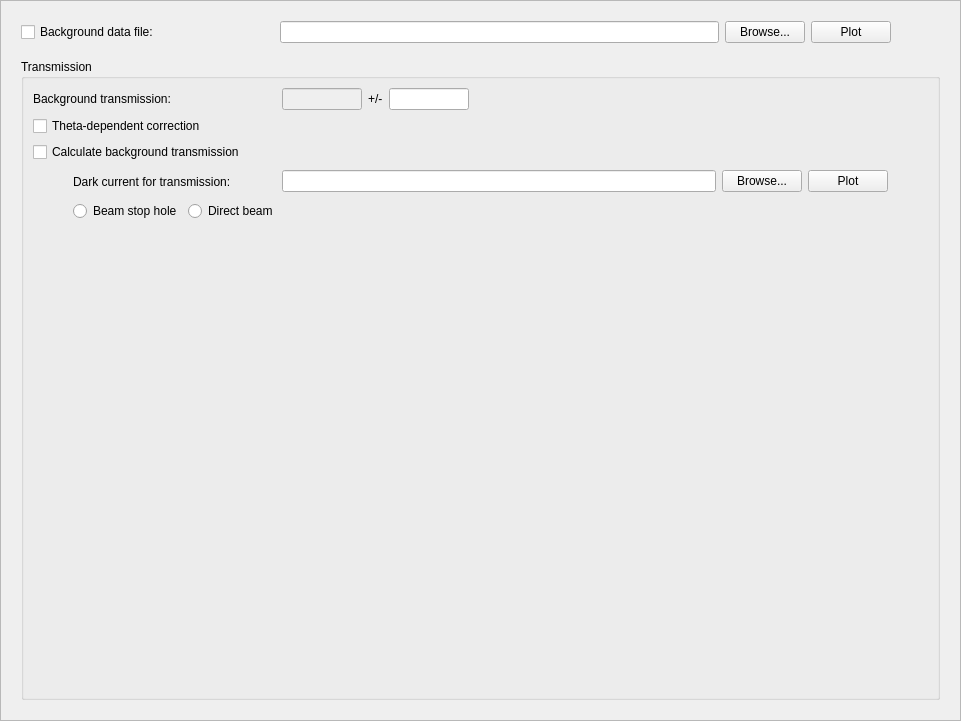
Before: the Qt Designer form Code/Mantid/scripts/Interface/ui/sans/eqsans_background.ui in mantidproject/mantid, drawn with Qt 5.
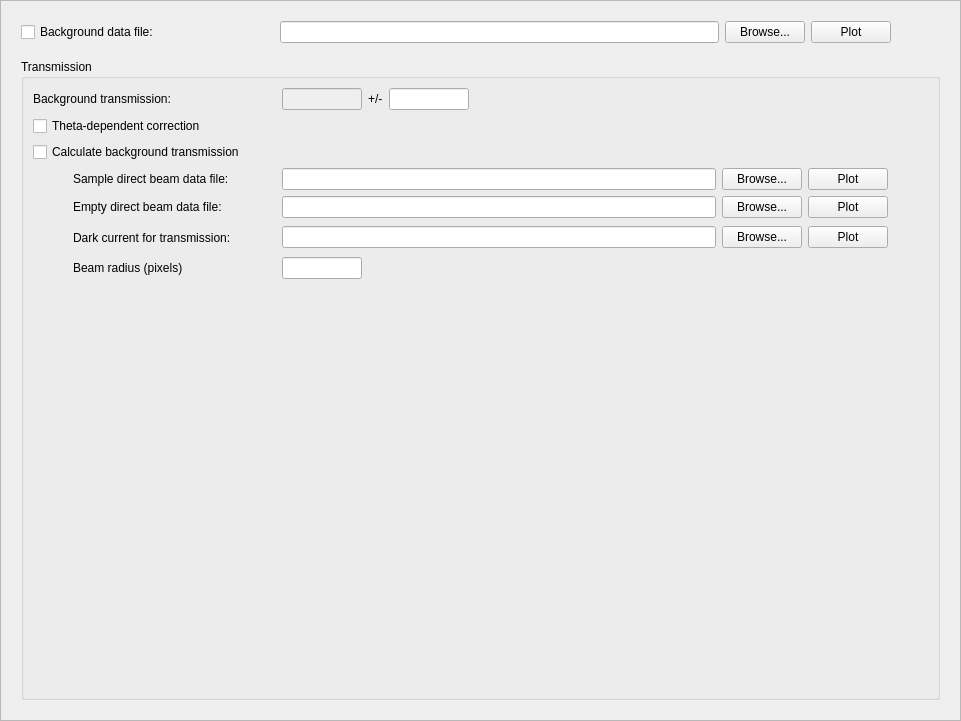
After: the same form once the commit is applied.

Commit message: got rid of beam stop transmission method. Fixes #3294

The edit to the form file:
```diff
--- a/Code/Mantid/scripts/Interface/ui/sans/eqsans_background.ui
+++ b/Code/Mantid/scripts/Interface/ui/sans/eqsans_background.ui
@@ -343,6 +343,188 @@
             </property>
            </widget>
           </item>
+          <item>
+           <layout class="QHBoxLayout" name="horizontalLayout_5">
+            <item>
+             <spacer name="horizontalSpacer_3">
+              <property name="orientation">
+               <enum>Qt::Horizontal</enum>
+              </property>
+              <property name="sizeType">
+               <enum>QSizePolicy::Fixed</enum>
+              </property>
+              <property name="sizeHint" stdset="0">
+               <size>
+                <width>40</width>
+                <height>20</height>
+               </size>
+              </property>
+             </spacer>
+            </item>
+            <item>
+             <widget class="QLabel" name="sample_label">
+              <property name="minimumSize">
+               <size>
+                <width>203</width>
+                <height>0</height>
+               </size>
+              </property>
+              <property name="maximumSize">
+               <size>
+                <width>203</width>
+                <height>16777215</height>
+               </size>
+              </property>
+              <property name="text">
+               <string>Sample direct beam data file:</string>
+              </property>
+             </widget>
+            </item>
+            <item>
+             <widget class="QLineEdit" name="sample_edit">
+              <property name="minimumSize">
+               <size>
+                <width>300</width>
+                <height>0</height>
+               </size>
+              </property>
+             </widget>
+            </item>
+            <item>
+             <widget class="QPushButton" name="sample_button">
+              <property name="sizePolicy">
+               <sizepolicy hsizetype="Fixed" vsizetype="Fixed">
+                <horstretch>0</horstretch>
+                <verstretch>0</verstretch>
+               </sizepolicy>
+              </property>
+              <property name="text">
+               <string>Browse...</string>
+              </property>
+             </widget>
+            </item>
+            <item>
+             <widget class="QPushButton" name="sample_plot_button">
+              <property name="sizePolicy">
+               <sizepolicy hsizetype="Fixed" vsizetype="Fixed">
+                <horstretch>0</horstretch>
+                <verstretch>0</verstretch>
+               </sizepolicy>
+              </property>
+              <property name="text">
+               <string>Plot</string>
+              </property>
+             </widget>
+            </item>
+            <item>
+             <spacer name="horizontalSpacer_11">
+              <property name="orientation">
+               <enum>Qt::Horizontal</enum>
+              </property>
+              <property name="sizeType">
+               <enum>QSizePolicy::Fixed</enum>
+              </property>
+              <property name="sizeHint" stdset="0">
+               <size>
+                <width>40</width>
+                <height>20</height>
+               </size>
+              </property>
+             </spacer>
+            </item>
+           </layout>
+          </item>
+          <item>
+           <layout class="QHBoxLayout" name="horizontalLayout_2">
+            <item>
+             <spacer name="horizontalSpacer_4">
+              <property name="orientation">
+               <enum>Qt::Horizontal</enum>
+              </property>
+              <property name="sizeType">
+               <enum>QSizePolicy::Fixed</enum>
+              </property>
+              <property name="sizeHint" stdset="0">
+               <size>
+                <width>40</width>
+                <height>20</height>
+               </size>
+              </property>
+             </spacer>
+            </item>
+            <item>
+             <widget class="QLabel" name="empty_label">
+              <property name="minimumSize">
+               <size>
+                <width>203</width>
+                <height>0</height>
+               </size>
+              </property>
+              <property name="maximumSize">
+               <size>
+                <width>203</width>
+                <height>16777215</height>
+               </size>
+              </property>
+              <property name="text">
+               <string>Empty direct beam data file:</string>
+              </property>
+             </widget>
+            </item>
+            <item>
+             <widget class="QLineEdit" name="empty_edit">
+              <property name="minimumSize">
+               <size>
+                <width>300</width>
+                <height>0</height>
+               </size>
+              </property>
+             </widget>
+            </item>
+            <item>
+             <widget class="QPushButton" name="empty_button">
+              <property name="sizePolicy">
+               <sizepolicy hsizetype="Fixed" vsizetype="Fixed">
+                <horstretch>0</horstretch>
+                <verstretch>0</verstretch>
+               </sizepolicy>
+              </property>
+              <property name="text">
+               <string>Browse...</string>
+              </property>
+             </widget>
+            </item>
+            <item>
+             <widget class="QPushButton" name="empty_plot_button">
+              <property name="sizePolicy">
+               <sizepolicy hsizetype="Fixed" vsizetype="Fixed">
+                <horstretch>0</horstretch>
+                <verstretch>0</verstretch>
+               </sizepolicy>
+              </property>
+              <property name="text">
+               <string>Plot</string>
+              </property>
+             </widget>
+            </item>
+            <item>
+             <spacer name="horizontalSpacer_12">
+              <property name="orientation">
+               <enum>Qt::Horizontal</enum>
+              </property>
+              <property name="sizeType">
+               <enum>QSizePolicy::Fixed</enum>
+              </property>
+              <property name="sizeHint" stdset="0">
+               <size>
+                <width>40</width>
+                <height>20</height>
+               </size>
+              </property>
+             </spacer>
+            </item>
+           </layout>
+          </item>
           <item>
            <layout class="QHBoxLayout" name="horizontalLayout_3">
             <item>
@@ -486,9 +668,9 @@
            </layout>
           </item>
           <item>
-           <layout class="QHBoxLayout" name="horizontalLayout_2">
+           <layout class="QHBoxLayout" name="horizontalLayout_6">
             <item>
-             <spacer name="horizontalSpacer_4">
+             <spacer name="horizontalSpacer_9">
               <property name="orientation">
                <enum>Qt::Horizontal</enum>
               </property>
@@ -504,27 +686,48 @@
              </spacer>
             </item>
             <item>
-             <widget class="QRadioButton" name="beamstop_chk">
-              <property name="toolTip">
-               <string>Select to use the beam stop hole method for transmission calculation.</string>
+             <widget class="QLabel" name="beam_radius_label">
+              <property name="minimumSize">
+               <size>
+                <width>203</width>
+                <height>0</height>
+               </size>
               </property>
+              <property name="maximumSize">
+               <size>
+                <width>203</width>
+                <height>16777215</height>
+               </size>
+              </property>
               <property name="text">
-               <string>Beam stop hole</string>
+               <string>Beam radius (pixels)</string>
               </property>
              </widget>
             </item>
             <item>
-             <widget class="QRadioButton" name="trans_direct_chk">
-              <property name="toolTip">
-               <string>Select to use the direct beam method for transmission calculation.</string>
+             <widget class="QLineEdit" name="beam_radius_edit">
+              <property name="sizePolicy">
+               <sizepolicy hsizetype="Fixed" vsizetype="Fixed">
+                <horstretch>0</horstretch>
+                <verstretch>0</verstretch>
+               </sizepolicy>
               </property>
-              <property name="text">
-               <string>Direct beam</string>
+              <property name="minimumSize">
+               <size>
+                <width>80</width>
+                <height>0</height>
+               </size>
               </property>
+              <property name="maximumSize">
+               <size>
+                <width>80</width>
+                <height>16777215</height>
+               </size>
+              </property>
              </widget>
             </item>
             <item>
-             <spacer name="horizontalSpacer_3">
+             <spacer name="horizontalSpacer_10">
               <property name="orientation">
                <enum>Qt::Horizontal</enum>
               </property>
```
Left out of the diff: 3 changed lines with no effect on the pictures. The commit also changes 7 other files.
